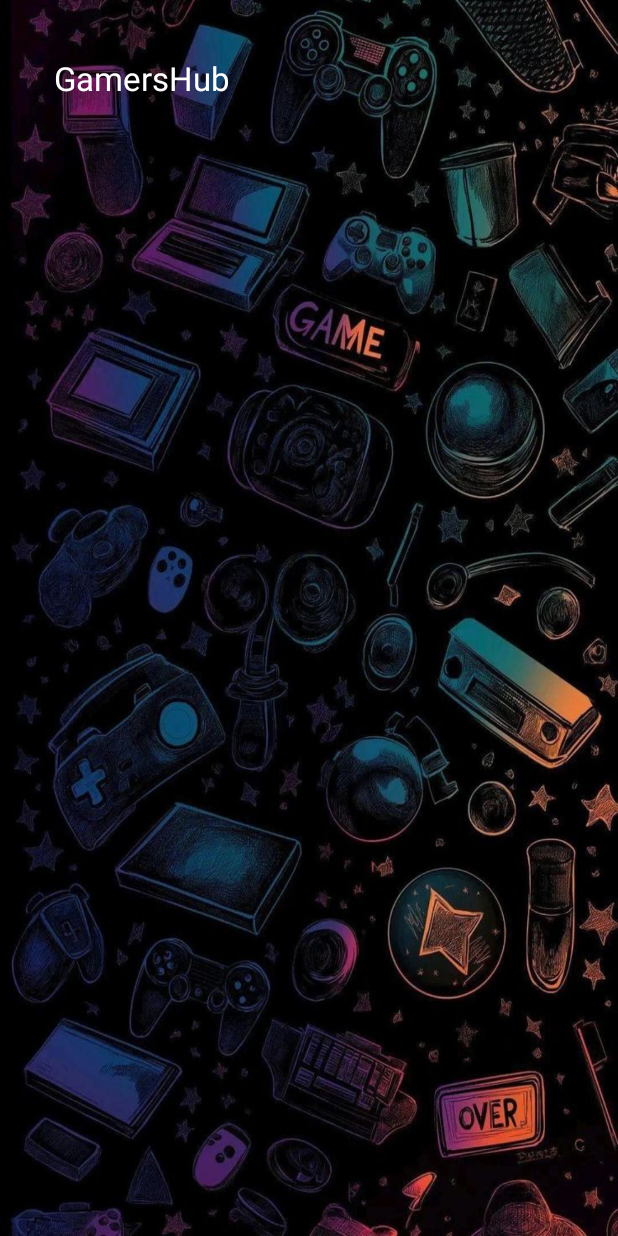
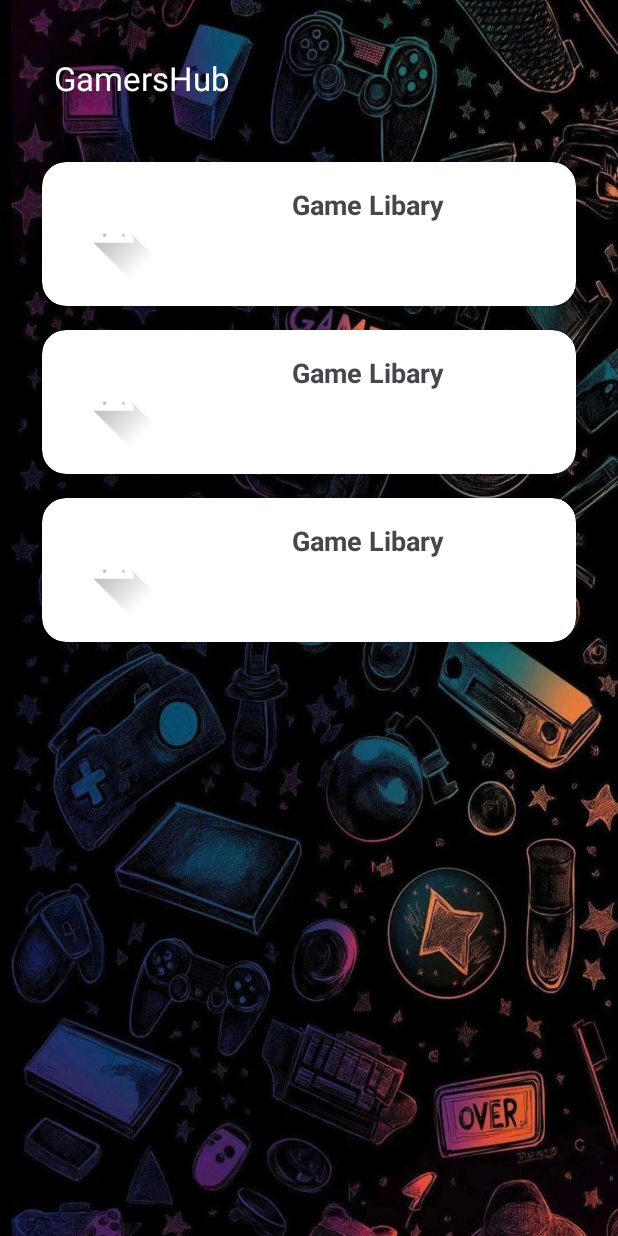
Before and after one commit to jdg3092/GamersHub, an Android app: the layout fragment_main.xml on its own in the app's theme, with its tools: preview values and no code run, on a phone screen of 412 x 824 dp. Run offline under Robolectric (Android 15) with nearby library versions, the phone set to English and light mode, and no system bars.

Commit message:
(feat) MainOptionAdapter and others

```diff
--- /dev/null
+++ b/app/src/main/java/com/example/gamershub/model/MainOption.kt
@@ -0,0 +1,3 @@
+package com.example.gamershub.model
+
+data class MainOption(val title:String, val iconResId:Int, val navActionId:Int)
--- a/app/src/main/res/layout/fragment_main.xml
+++ b/app/src/main/res/layout/fragment_main.xml
@@ -18,6 +18,19 @@
         app:titleTextColor="@color/white"
         android:backgroundTint="@color/white"/>
 
+    <androidx.recyclerview.widget.RecyclerView
+        android:id="@+id/recyclerMain"
+        android:paddingTop="16dp"
+        android:layout_width="0dp"
+        android:layout_height="0dp"
+        app:layout_constraintBottom_toBottomOf="parent"
+        app:layout_constraintEnd_toEndOf="parent"
+        app:layout_constraintStart_toStartOf="parent"
+        app:layout_constraintTop_toBottomOf="@+id/toolbarMain"
+        android:clipToPadding="false"
+        tools:listitem="@layout/item_main"
+        />
+
 
 
 </androidx.constraintlayout.widget.ConstraintLayout>
--- /dev/null
+++ b/app/src/main/res/layout/item_main.xml
@@ -0,0 +1,35 @@
+<?xml version="1.0" encoding="utf-8"?>
+<androidx.cardview.widget.CardView xmlns:android="http://schemas.android.com/apk/res/android"
+    xmlns:app="http://schemas.android.com/apk/res-auto"
+    android:layout_width="match_parent"
+    android:layout_height="wrap_content"
+    app:cardCornerRadius="16dp"
+    android:layout_margin="8dp"
+    app:cardElevation="4dp">
+
+    <LinearLayout
+        android:layout_width="match_parent"
+        android:layout_height="wrap_content"
+        android:orientation="horizontal"
+        android:padding="16dp">
+
+        <ImageView
+            android:layout_width="64dp"
+            android:layout_height="64dp"
+            android:id="@+id/imgOption"
+            android:layout_marginEnd="16dp"
+            android:contentDescription="Option icon"
+            android:src="@drawable/ic_launcher_foreground"/>
+
+        <TextView
+            android:id="@+id/textOption"
+            android:layout_width="243dp"
+            android:layout_height="64dp"
+            android:gravity="center_horizontal"
+            android:text="Game Libary"
+            android:textSize="18sp"
+            android:textStyle="bold" />
+
+    </LinearLayout>
+
+</androidx.cardview.widget.CardView>
```
Also changed, not shown: app/src/main/java/com/example/gamershub/ui/adapter/MainOptionAdapter.kt (added, +40 -0 lines).
